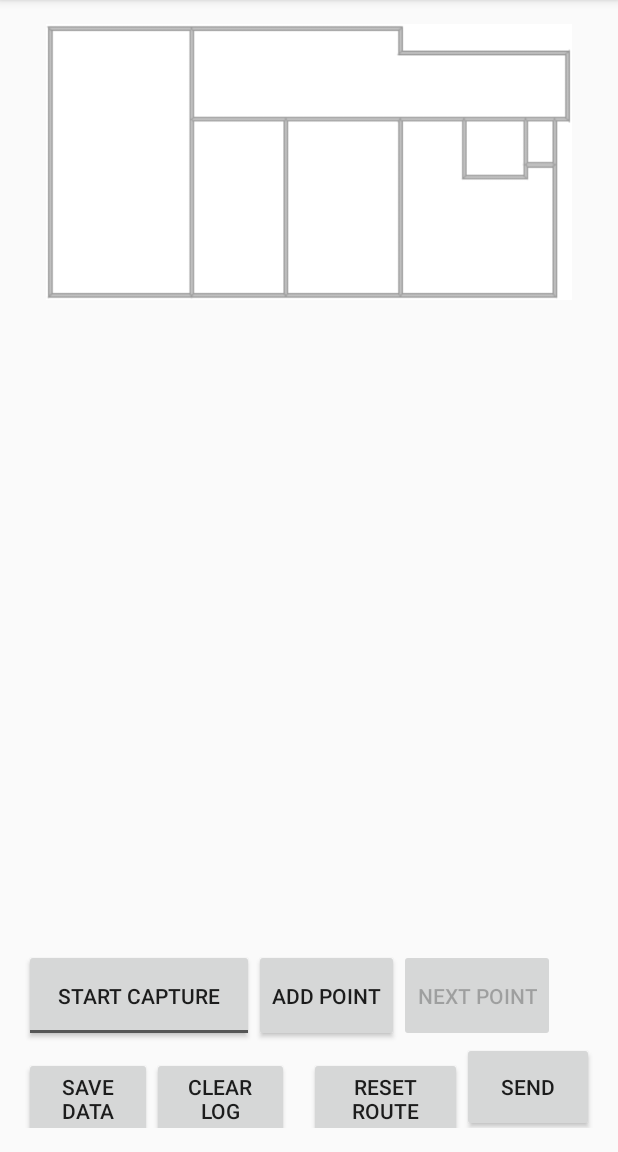
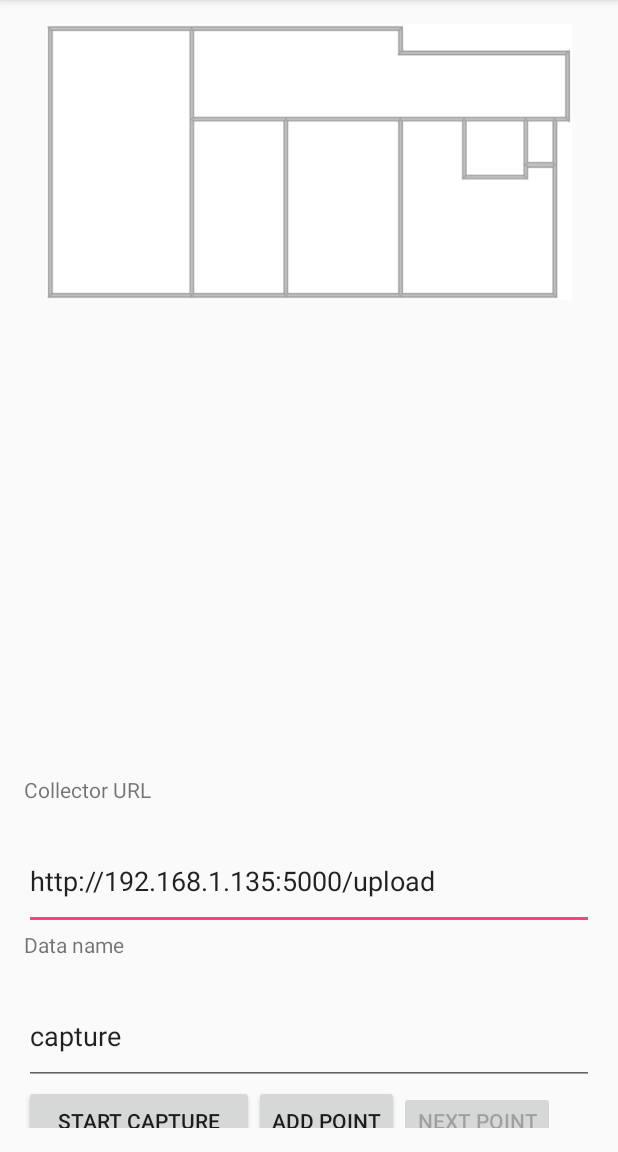
Before and after one commit to Informhunter/IPS, an Android app: the screen it shows after launch (MainActivity), on a phone screen of 412 x 824 dp, the part 84-1236 px from its top. Run offline under Robolectric (Android 15) with nearby library versions, the phone set to English and light mode, and no system bars.

Commit message:
Added URL edit and Data name edit.

```diff
--- a/Android/DataCollector/app/src/main/res/layout/activity_main.xml
+++ b/Android/DataCollector/app/src/main/res/layout/activity_main.xml
@@ -45,6 +45,38 @@
             android:layout_alignParentStart="true"
             android:layout_weight="0.55" />
 
+        <TextView
+            android:id="@+id/textView"
+            android:layout_width="match_parent"
+            android:layout_height="wrap_content"
+            android:layout_weight="0.10"
+            android:text="Collector URL" />
+
+        <EditText
+            android:id="@+id/collectorURLEdit"
+            android:layout_width="match_parent"
+            android:layout_height="wrap_content"
+            android:layout_weight="0.10"
+            android:ems="10"
+            android:inputType="textPersonName"
+            android:text="http://192.168.1.135:5000/upload" />
+
+        <TextView
+            android:id="@+id/textView2"
+            android:layout_width="match_parent"
+            android:layout_height="wrap_content"
+            android:layout_weight="0.10"
+            android:text="Data name" />
+
+        <EditText
+            android:id="@+id/dataNameEdit"
+            android:layout_width="match_parent"
+            android:layout_height="wrap_content"
+            android:layout_weight="0.10"
+            android:ems="10"
+            android:inputType="textPersonName"
+            android:text="capture" />
+
         <LinearLayout
             android:orientation="horizontal"
             android:layout_width="match_parent"
@@ -53,7 +85,7 @@
             <ToggleButton
                 android:text="Collect"
                 android:layout_width="153dp"
-                android:layout_height="match_parent"
+                android:layout_height="wrap_content"
                 android:id="@+id/toggleCaptureButton"
                 tools:text="Collect"
                 android:textOff="Start capture"
@@ -66,7 +98,7 @@
             <Button
                 android:text="Add point"
                 android:layout_width="wrap_content"
-                android:layout_height="match_parent"
+                android:layout_height="wrap_content"
                 android:id="@+id/addPointButton"
                 android:layout_below="@+id/linearLayout"
                 android:layout_alignParentStart="true"
@@ -75,7 +107,7 @@
             <Button
                 android:text="Next point"
                 android:layout_width="wrap_content"
-                android:layout_height="62dp"
+                android:layout_height="36dp"
                 android:id="@+id/nextPointButton"
                 android:onClick="onNextPointButtonClick"
                 android:enabled="false" />
@@ -85,26 +117,25 @@
         <LinearLayout
             android:layout_width="match_parent"
             android:layout_height="60dp"
-            android:orientation="horizontal">
+            android:orientation="horizontal"
+            android:weightSum="1">
 
             <Button
                 android:id="@+id/saveButton"
-                android:layout_width="wrap_content"
+                android:layout_width="88dp"
                 android:layout_height="wrap_content"
                 android:layout_alignParentBottom="true"
                 android:layout_alignParentEnd="true"
-                android:layout_weight="1"
                 android:onClick="onClickButtonSave"
                 android:text="Save data" />
 
             <Button
                 android:id="@+id/clearButton"
-                android:layout_width="wrap_content"
+                android:layout_width="74dp"
                 android:layout_height="wrap_content"
                 android:layout_alignParentBottom="true"
                 android:layout_marginEnd="13dp"
                 android:layout_toStartOf="@+id/saveButton"
-                android:layout_weight="0.43"
                 android:onClick="onClickButtonClear"
                 android:text="Clear log" />
 
@@ -112,14 +143,13 @@
                 android:id="@+id/resetRouteButton"
                 android:layout_width="wrap_content"
                 android:layout_height="wrap_content"
-                android:layout_weight="1"
                 android:onClick="onResetRouteButtonClick"
                 android:text="Reset route" />
 
             <Button
                 android:id="@+id/sendButton"
                 android:layout_width="wrap_content"
-                android:layout_height="match_parent"
+                android:layout_height="32dp"
                 android:onClick="onSendButtonClick"
                 android:text="Send" />
         </LinearLayout>
```
